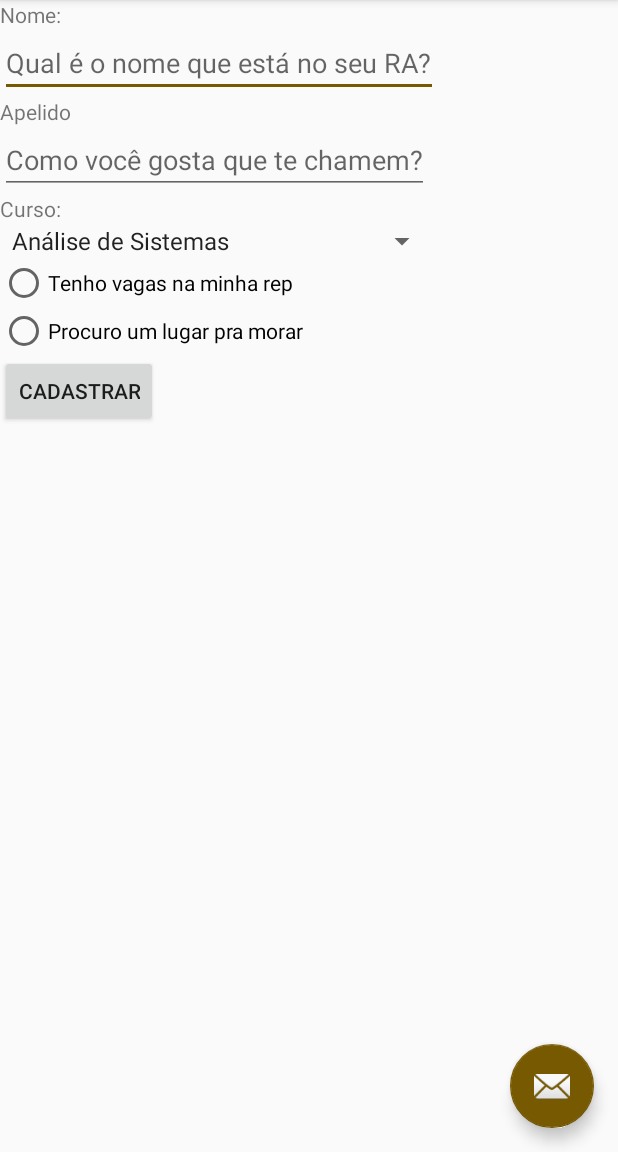
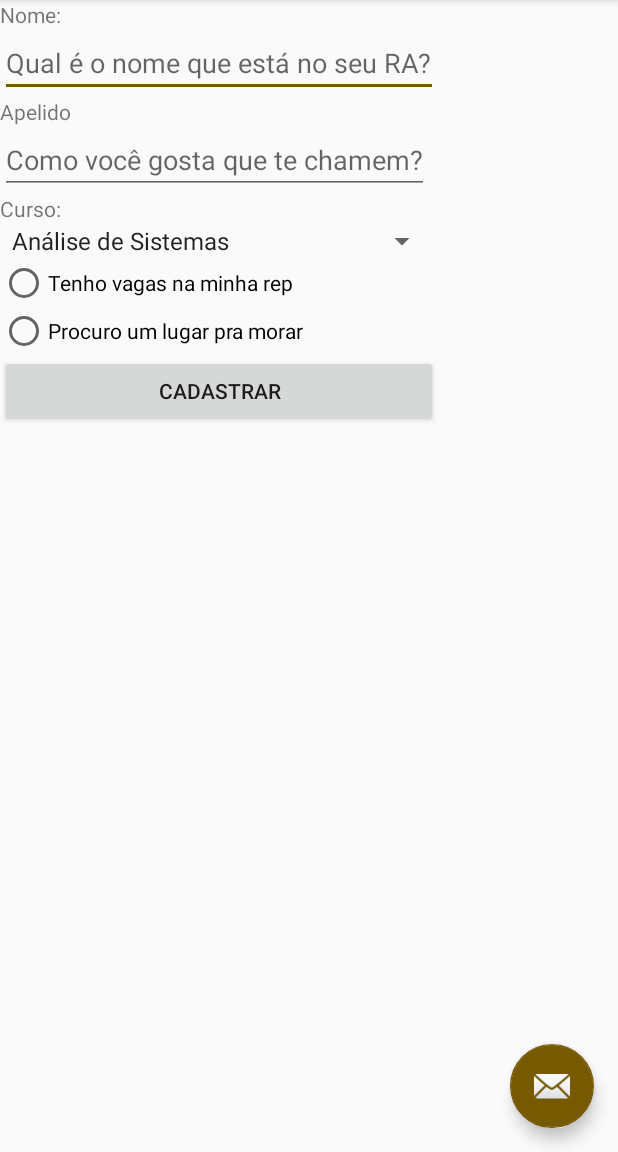
Before and after one commit to claramiranda/ARULI, an Android app: the screen it shows after launch (MainActivity), in the side drawer, after a tap on "Cadastro", on a phone screen of 412 x 824 dp, the part 84-1236 px from its top. Run offline under Robolectric (Android 15) with nearby library versions, the phone set to English and light mode, and no system bars.

Commit message:
Arrumando layout do frag cadastro pra uasr a tela toda tentativa 1

```diff
--- a/app/src/main/res/layout/fragment_cadastro.xml
+++ b/app/src/main/res/layout/fragment_cadastro.xml
@@ -10,12 +10,13 @@
         <LinearLayout
             android:orientation="vertical"
             android:layout_width="match_parent"
-            android:layout_height="wrap_content"
+            android:layout_height="match_parent"
             android:layout_weight="1">
             <TextView
                 android:layout_width="wrap_content"
                 android:layout_height="wrap_content"
-                android:text="Nome:"/>
+                android:text="Nome:"
+                android:layout_weight="0"/>
             <EditText
                 android:layout_width="wrap_content"
                 android:layout_height="wrap_content"
@@ -44,7 +45,8 @@
 
             <RadioGroup
                 android:layout_width="wrap_content"
-                android:layout_height="wrap_content">
+                android:layout_height="wrap_content"
+                android:layout_weight="1">
 
                 <RadioButton
                     android:layout_width="wrap_content"
@@ -59,9 +61,12 @@
             </RadioGroup>
 
             <Button
-                android:layout_width="wrap_content"
+                android:layout_width="match_parent"
                 android:layout_height="wrap_content"
-                android:text="Cadastrar"/>
+                android:layout_gravity="center"
+                android:text="Cadastrar"
+                android:layout_weight="0"
+                />
 
         </LinearLayout>
 
```
